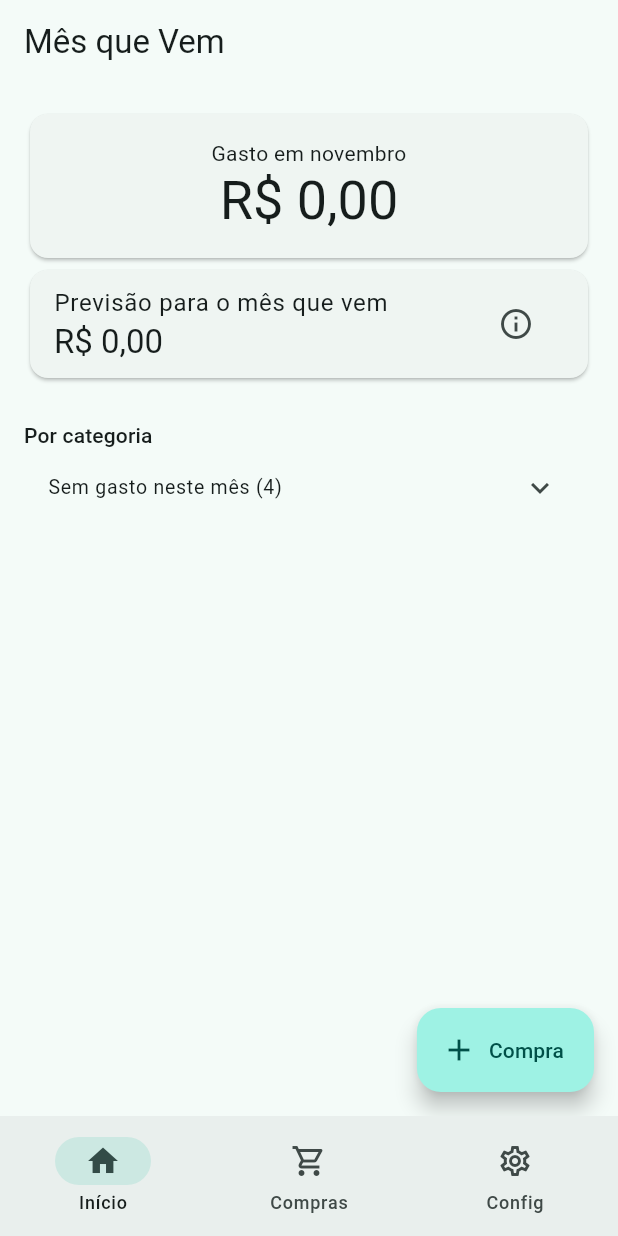
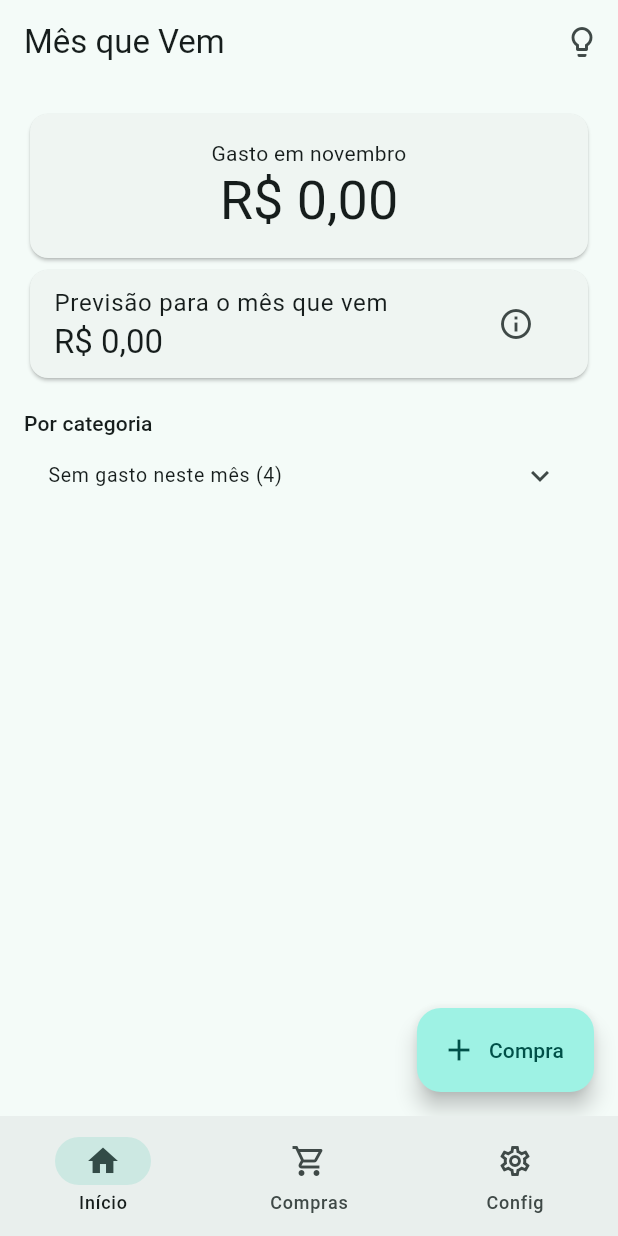
Before and after one commit to claulis/mesquevem, a Flutter app: the screen it shows after launch, on a phone screen of 412 x 824 dp. Run offline on Flutter 3.47's test engine with Material 3 defaults, Android fonts, the phone set to English and light mode, and no system bars; our stand-ins replace file_picker, flutter_local_notifications, share_plus, shared_preferences; missing offline and left inert: workmanager.

Commit message:
UI 5: botão de insights com contador e tela própria
Os cartões de insight saem da Home e vão para a tela Insights (alertas
primeiro). Na barra superior da Home, um botão com o número de insights
no canto, como o contador de notificações; sem insight, o número some.

Co-Authored-By: Claude Opus 5.5 <noreply@anthropic.com>
Claude-Session: https://claude.ai/code/session_01X7x85yiy4EJFn2mp3Jm7SW

```diff
--- a/lib/features/previsao/home_page.dart
+++ b/lib/features/previsao/home_page.dart
@@ -5,6 +5,7 @@ import '../../state/fundo.dart';
 import '../../state/store.dart';
 import '../compras/compras_page.dart';
 import 'insights.dart';
+import 'insights_page.dart';
 import 'previsao.dart';
 import 'resumo.dart';
 
@@ -125,8 +126,21 @@ class HomePage extends StatelessWidget {
     // opcional: os testes montam o app sem ele
     final fundo = context.watch<Fundo?>()?.arquivo;
     final tema = Theme.of(context).textTheme;
+    final nInsights = insightsDe(store, hoje).length;
     return Scaffold(
-      appBar: AppBar(title: const Text('Mês que Vem')),
+      appBar: AppBar(title: const Text('Mês que Vem'), actions: [
+        // contador como o de notificações: some quando não há insight
+        IconButton(
+          tooltip: 'Insights',
+          icon: Badge(
+            label: Text('$nInsights'),
+            isLabelVisible: nInsights > 0,
+            child: const Icon(Icons.lightbulb_outline),
+          ),
+          onPressed: () => Navigator.push(
+              context, MaterialPageRoute(builder: (_) => const InsightsPage())),
+        ),
+      ]),
       // a ação mais frequente do app, a um toque
       floatingActionButton: FloatingActionButton.extended(
         heroTag: null, // há outro botão flutuante na aba Compras
@@ -201,25 +215,6 @@ class HomePage extends StatelessWidget {
                   ),
                 ),
               ),
-              const SizedBox(height: 8),
-              for (final i in insights(
-                compras: store.compras,
-                hoje: hoje,
-                teto: teto,
-                limCompra: store.limites(TipoCategoria.compra),
-                limEvento: store.limites(TipoCategoria.evento),
-                gastadores: store.gastadores,
-                previsao: valor,
-              ))
-                Card(
-                  child: ListTile(
-                    dense: true,
-                    leading: i.alerta
-                        ? const Icon(Icons.warning_amber, color: corAcima)
-                        : const Icon(Icons.lightbulb_outline),
-                    title: Text(i.texto),
-                  ),
-                ),
               ..._secao(context, store, 'Por categoria', TipoCategoria.compra,
                   mes.porCategoria),
               ..._secao(context, store, 'Por evento', TipoCategoria.evento,
--- /dev/null
+++ b/lib/features/previsao/insights_page.dart
@@ -0,0 +1,51 @@
+import 'package:flutter/material.dart';
+import 'package:provider/provider.dart';
+import '../../state/store.dart';
+import 'home_page.dart' show corAcima;
+import 'insights.dart';
+import 'previsao.dart';
+
+/// Os insights de hoje para os dados do [store], alertas primeiro.
+List<Insight> insightsDe(Store store, DateTime hoje) => [
+      ...insights(
+        compras: store.compras,
+        hoje: hoje,
+        teto: store.teto,
+        limCompra: store.limites(TipoCategoria.compra),
+        limEvento: store.limites(TipoCategoria.evento),
+        gastadores: store.gastadores,
+        previsao: previsao(store.compras, hoje).$1,
+      ),
+    ]..sort((a, b) => (b.alerta ? 1 : 0) - (a.alerta ? 1 : 0));
+
+/// Todos os cartões de insight. Aberta pelo botão com o contador na Home.
+class InsightsPage extends StatelessWidget {
+  const InsightsPage({super.key});
+
+  @override
+  Widget build(BuildContext context) {
+    final lista = insightsDe(context.watch<Store>(), DateTime.now());
+    return Scaffold(
+      appBar: AppBar(title: const Text('Insights')),
+      body: lista.isEmpty
+          ? const Center(
+              child: Padding(
+                padding: EdgeInsets.all(16),
+                child: Text('Nenhum insight agora. Eles aparecem conforme '
+                    'você registra compras e define teto e limites.'),
+              ),
+            )
+          : ListView(padding: const EdgeInsets.all(8), children: [
+              for (final i in lista)
+                Card(
+                  child: ListTile(
+                    leading: i.alerta
+                        ? const Icon(Icons.warning_amber, color: corAcima)
+                        : const Icon(Icons.lightbulb_outline),
+                    title: Text(i.texto),
+                  ),
+                ),
+            ]),
+    );
+  }
+}
```
Also changed, not shown: 1 other file.
